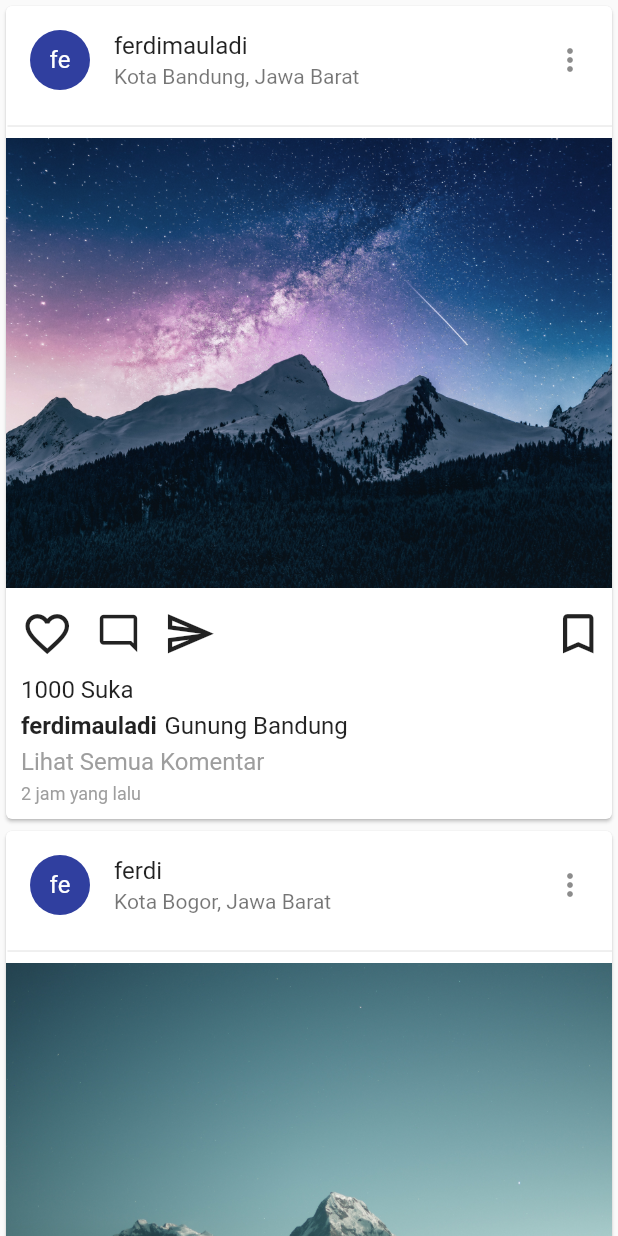
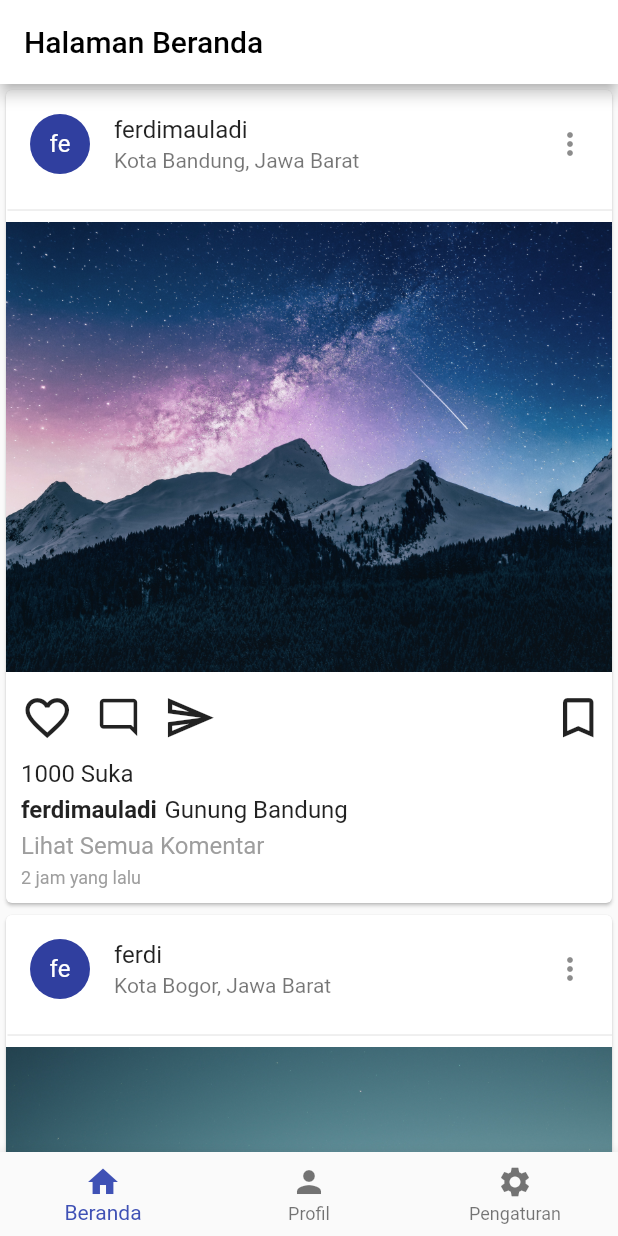
Before and after one commit to FerdiMauladi/Flutter, a Flutter app: the screen it shows after launch, on a phone screen of 412 x 824 dp. Run offline on Flutter 3.47's test engine with Material 2 defaults, Android fonts, the phone set to English and light mode, and no system bars.

Commit message:
halaman navigasi

```diff
--- /dev/null
+++ b/lib/component/home_screen.dart
@@ -0,0 +1,11 @@
+import 'package:flutter/material.dart';
+import 'package:training_flutter/screen/halaman_feeds.dart';
+
+class HomeScreen extends StatelessWidget {
+  const HomeScreen({Key? key}) : super(key: key);
+
+  @override
+  Widget build(BuildContext context) {
+    return HalamanFeeds();
+  }
+}
--- a/lib/main.dart
+++ b/lib/main.dart
@@ -1,6 +1,7 @@
 import 'package:flutter/material.dart';
 import 'package:training_flutter/screen/halaman_feeds.dart';
 import 'package:training_flutter/screen/halaman_kontak.dart';
+import 'package:training_flutter/screen/halaman_utama.dart';
 import 'screen/halaman_home.dart';
 
 void main() {
@@ -18,7 +19,7 @@ class MyApp extends StatelessWidget {
       theme: ThemeData(
         primarySwatch: Colors.indigo,
       ),
-      home: HalamanFeeds(),
+      home: HalamanUtama(),
     );
   }
 }
--- a/lib/screen/halaman_utama.dart
+++ b/lib/screen/halaman_utama.dart
@@ -1,4 +1,9 @@
 import 'package:flutter/material.dart';
+import 'package:flutter/services.dart';
+import 'package:training_flutter/component/home_screen.dart';
+import 'package:training_flutter/component/profil_screen.dart';
+import 'package:training_flutter/component/setting_screen.dart';
+import 'package:training_flutter/screen/halaman_feeds.dart';
 
 class HalamanUtama extends StatefulWidget {
   HalamanUtama({Key? key}) : super(key: key);
@@ -15,24 +20,40 @@ class _HalamanUtamaState extends State<HalamanUtama> {
     "Halaman Pengaturan",
   ];
 
+  List Screen = [
+    HomeScreen(),
+    ProfilScreen(),
+    SettingScreen(),
+  ];
+
   @override
   Widget build(BuildContext context) {
     return Scaffold(
       appBar: AppBar(
-        title: Text("Halaman Utama"),
-        backgroundColor: Colors.amber,
+        title: Text(
+          judulHalaman.elementAt(indexHalaman),
+          style: const TextStyle(
+            color: Colors.black,
+          ),
+        ),
+        backgroundColor: Colors.white,
+        systemOverlayStyle: const SystemUiOverlayStyle(
+          statusBarColor: Colors.white,
+        ),
       ),
-      body: Center(
-        child: Text("Halaman Utama"),
-      ),
+      body: Screen.elementAt(indexHalaman),
       bottomNavigationBar: BottomNavigationBar(
+        currentIndex: indexHalaman,
+        onTap: (value) {
+          setState(() {
+            indexHalaman = value;
+          });
+        },
         items: const [
+          BottomNavigationBarItem(icon: Icon(Icons.home), label: "Beranda"),
+          BottomNavigationBarItem(icon: Icon(Icons.person), label: "Profil"),
           BottomNavigationBarItem(
-              icon: Icon(Icons.home), label: "Halaman Beranda"),
-          BottomNavigationBarItem(
-              icon: Icon(Icons.person), label: "Halaman Profil"),
-          BottomNavigationBarItem(
-              icon: Icon(Icons.settings), label: "Halaman Pengaturan"),
+              icon: Icon(Icons.settings), label: "Pengaturan"),
         ],
       ),
     );
```
Also changed, not shown: lib/component/profil_screen.dart (added, +15 -0 lines), lib/component/setting_screen.dart (added, +15 -0 lines).
